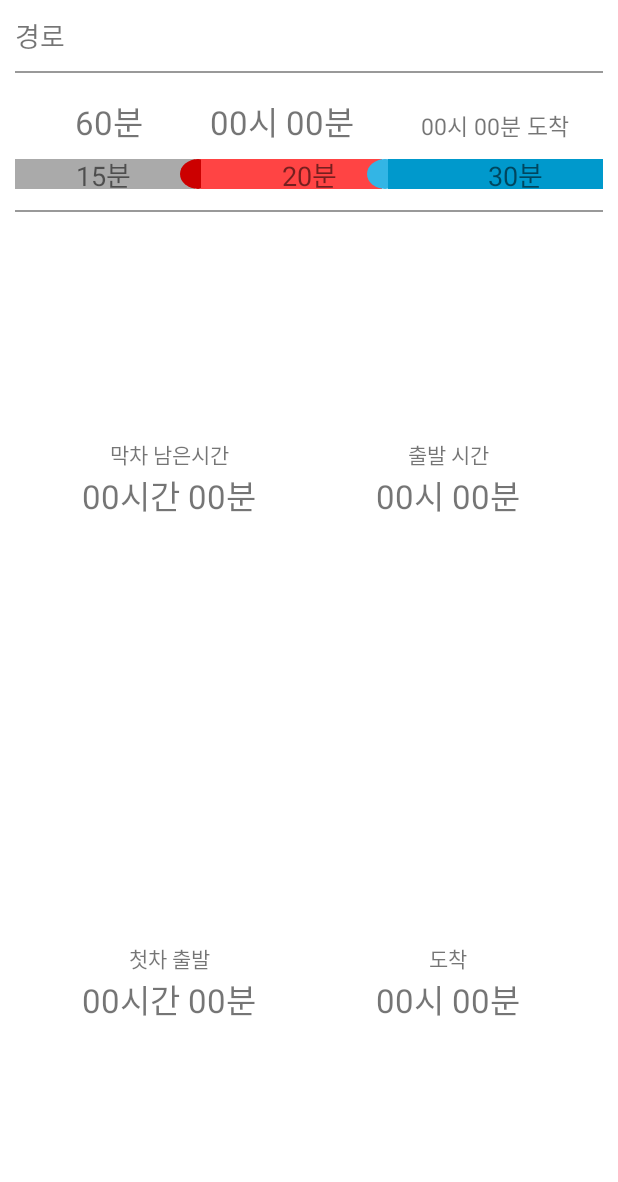
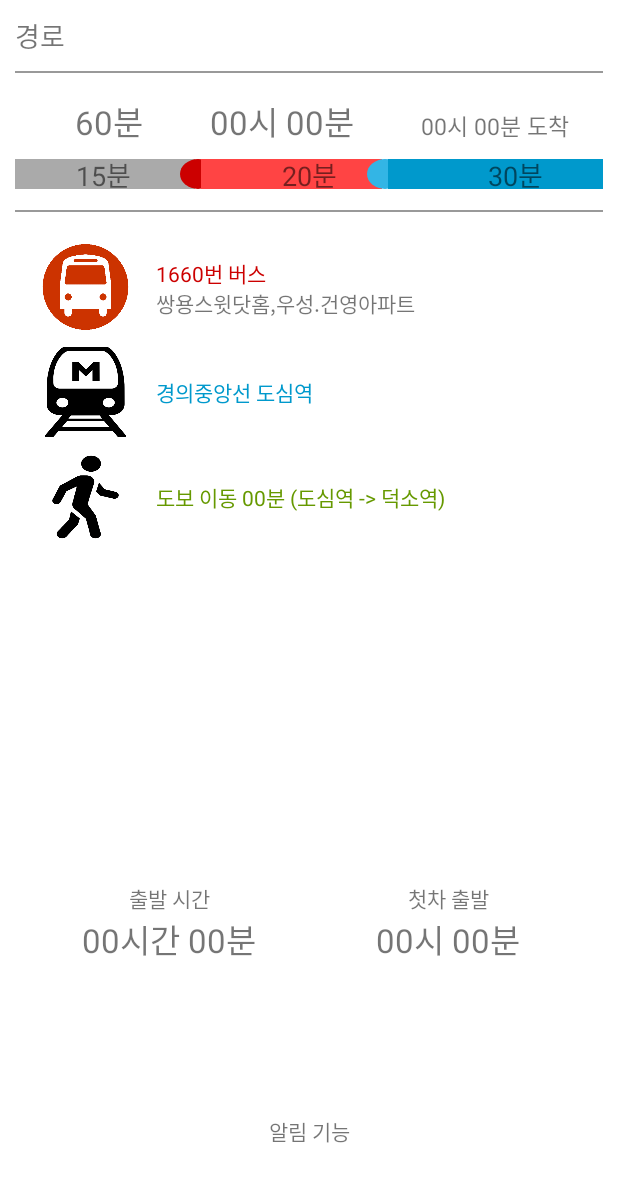
Before and after one commit to Y-Joo/Makcha, an Android app: the layout activity_detailed_inform.xml on its own in the app's theme, with its tools: preview values and no code run, on a phone screen of 412 x 824 dp. Shown: the top 1182 px of the screen. Run offline under Robolectric (Android 15) with nearby library versions, the phone set to English and light mode, and no system bars.

Commit message:
add detailedInform page

```diff
--- a/app/src/main/AndroidManifest.xml
+++ b/app/src/main/AndroidManifest.xml
@@ -9,6 +9,9 @@
         android:roundIcon="@mipmap/ic_launcher_round"
         android:supportsRtl="true"
         android:theme="@style/Theme.Makcha">
+        <activity
+            android:name=".DetailedInform"
+            android:exported="false" />
         <activity
             android:name=".CalculationActivity"
             android:exported="false" />
--- a/app/src/main/java/com/example/makcha/DetailedInform.java
+++ b/app/src/main/java/com/example/makcha/DetailedInform.java
@@ -1,4 +1,14 @@
 package com.example.makcha;
 
-public class DetailedInform {
+import androidx.appcompat.app.AppCompatActivity;
+
+import android.os.Bundle;
+
+public class DetailedInform extends AppCompatActivity {
+
+    @Override
+    protected void onCreate(Bundle savedInstanceState) {
+        super.onCreate(savedInstanceState);
+        setContentView(R.layout.activity_detailed_inform);
+    }
 }
--- /dev/null
+++ b/app/src/main/res/drawable-v24/quit.xml
@@ -0,0 +1,9 @@
+<?xml version="1.0" encoding="utf-8"?>
+<selector xmlns:android="http://schemas.android.com/apk/res/android">
+    <item>
+        <shape android:shape="oval">
+            <stroke android:width="20dp"
+                android:color="@color/black"/>
+        </shape>
+    </item>
+</selector>
--- /dev/null
+++ b/app/src/main/res/drawable/refactor_bus_image.xml
@@ -0,0 +1,6 @@
+<?xml version="1.0" encoding="utf-8"?>
+<selector xmlns:android="http://schemas.android.com/apk/res/android">
+    <item android:drawable="@drawable/bus_image"
+        android:background="@android:color/transparent">
+    </item>
+</selector>
--- a/app/src/main/res/layout/activity_detailedinform.xml
+++ b/app/src/main/res/layout/activity_detailed_inform.xml
@@ -1,5 +1,6 @@
 <?xml version="1.0" encoding="utf-8"?>
 <LinearLayout xmlns:android="http://schemas.android.com/apk/res/android"
+    xmlns:app="http://schemas.android.com/apk/res-auto"
     xmlns:tools="http://schemas.android.com/tools"
     android:layout_width="match_parent"
     android:layout_height="match_parent"
@@ -55,8 +56,8 @@
         </LinearLayout>
 
         <FrameLayout
-            android:layout_width="fill_parent"
-            android:layout_height="fill_parent">
+            android:layout_width="match_parent"
+            android:layout_height="match_parent">
             <LinearLayout
                 android:layout_width="match_parent"
                 android:layout_height="wrap_content"
@@ -130,52 +131,97 @@
         android:layout_height="1dp"
         android:layout_margin="10dp"
         android:background="#999999"/>
-
     <LinearLayout
         android:layout_width="match_parent"
         android:layout_height="0dp"
+        android:layout_weight="4"
+        android:orientation="vertical">
+        <LinearLayout
+            android:layout_width="match_parent"
+            android:layout_height="wrap_content"
+            android:orientation="horizontal"
+            android:layout_marginLeft="20dp"
+            android:layout_marginRight="20dp"
+            android:layout_marginTop="10dp">
+            <ImageView
+                android:layout_width="0dp"
+                android:layout_height="60dp"
                 android:layout_weight="1"
-        android:orientation="horizontal"
-        android:layout_margin="20dp">
+                android:src="@drawable/bus_image_removebg"></ImageView>
             <LinearLayout
                 android:layout_width="0dp"
-            android:layout_height="match_parent"
-            android:layout_weight="1"
+                android:layout_height="60dp"
+                android:layout_weight="4"
                 android:orientation="vertical"
-            android:gravity="center_vertical"
-            android:layout_margin="20dp">
+                android:padding="10dp">
                 <TextView
                     android:layout_width="match_parent"
-                android:layout_height="wrap_content"
-                android:text="막차 남은시간"
-                android:textAlignment="center"></TextView>
+                    android:layout_height="30dp"
+                    android:layout_weight="5"
+                    android:text="1660번 버스"
+                    android:gravity="center_vertical"
+                    android:textColor="@color/red"></TextView>
                 <TextView
                     android:layout_width="match_parent"
-                android:layout_height="wrap_content"
-                android:textSize="10pt"
-                android:text="00시간 00분"
-                android:textAlignment="center"></TextView>
-
+                    android:layout_height="30dp"
+                    android:layout_weight="5"
+                    android:text="쌍용스윗닷홈,우성.건영아파트"
+                    android:gravity="top"></TextView>
+            </LinearLayout>
         </LinearLayout>
         <LinearLayout
+            android:layout_width="match_parent"
+            android:layout_height="wrap_content"
+            android:orientation="horizontal"
+            android:layout_marginLeft="20dp"
+            android:layout_marginRight="20dp"
+            android:layout_marginTop="10dp">
+            <ImageView
                 android:layout_width="0dp"
-            android:layout_height="match_parent"
+                android:layout_height="60dp"
                 android:layout_weight="1"
+                android:background="@drawable/subway_image"></ImageView>
+            <LinearLayout
+                android:layout_width="0dp"
+                android:layout_height="60dp"
+                android:layout_weight="4"
                 android:orientation="vertical"
-            android:gravity="center_vertical"
-            android:layout_margin="20dp">
+                android:padding="10dp">
                 <TextView
                     android:layout_width="match_parent"
+                    android:layout_height="30dp"
+                    android:layout_weight="5"
+                    android:text="경의중앙선 도심역"
+                    android:gravity="center_vertical"
+                    android:textColor="@android:color/holo_blue_dark"></TextView>
+            </LinearLayout>
+        </LinearLayout>
+        <LinearLayout
+            android:layout_width="match_parent"
             android:layout_height="wrap_content"
-                android:text="출발 시간"
-                android:textAlignment="center"></TextView>
+            android:orientation="horizontal"
+            android:layout_marginLeft="20dp"
+            android:layout_marginRight="20dp"
+            android:layout_marginTop="10dp">
+            <ImageView
+                android:layout_width="0dp"
+                android:layout_height="60dp"
+                android:layout_weight="1"
+                android:background="@drawable/pave_removebg"></ImageView>
+            <LinearLayout
+                android:layout_width="0dp"
+                android:layout_height="60dp"
+                android:layout_weight="4"
+                android:orientation="vertical"
+                android:padding="10dp">
                 <TextView
                     android:layout_width="match_parent"
-                android:layout_height="wrap_content"
-                android:text="00시 00분"
-                android:textSize="10pt"
-                android:textAlignment="center"></TextView>
-
+                    android:layout_height="30dp"
+                    android:layout_weight="5"
+                    android:text="도보 이동 00분 (도심역 -> 덕소역)"
+                    android:gravity="center_vertical"
+                    android:textColor="@android:color/holo_green_dark"></TextView>
+            </LinearLayout>
         </LinearLayout>
     </LinearLayout>
 
@@ -192,17 +238,17 @@
             android:layout_weight="1"
             android:orientation="vertical"
             android:gravity="center_vertical"
-            android:layout_margin="20dp">
+            android:layout_margin="10dp">
             <TextView
                 android:layout_width="match_parent"
                 android:layout_height="wrap_content"
-                android:text="첫차 출발"
+                android:text="출발 시간"
                 android:textAlignment="center"></TextView>
             <TextView
                 android:layout_width="match_parent"
                 android:layout_height="wrap_content"
+                android:textSize="10pt"
                 android:text="00시간 00분"
-                android:textSize="10pt"
                 android:textAlignment="center"></TextView>
 
         </LinearLayout>
@@ -212,11 +258,11 @@
             android:layout_weight="1"
             android:orientation="vertical"
             android:gravity="center_vertical"
-            android:layout_margin="20dp">
+            android:layout_margin="10dp">
             <TextView
                 android:layout_width="match_parent"
                 android:layout_height="wrap_content"
-                android:text="도착"
+                android:text="첫차 출발"
                 android:textAlignment="center"></TextView>
             <TextView
                 android:layout_width="match_parent"
@@ -226,5 +272,29 @@
                 android:textAlignment="center"></TextView>
 
         </LinearLayout>
+
+    </LinearLayout>
+    <LinearLayout
+        android:layout_width="match_parent"
+        android:layout_height="0dp"
+        android:layout_weight="1"
+        android:orientation="horizontal"
+        android:layout_margin="20dp">
+        <LinearLayout
+            android:layout_width="0dp"
+            android:layout_height="match_parent"
+            android:layout_weight="1"
+            android:orientation="vertical"
+            android:gravity="center_vertical"
+            android:layout_margin="10dp">
+            <TextView
+                android:layout_width="match_parent"
+                android:layout_height="wrap_content"
+                android:text="알림 기능"
+                android:textAlignment="center"></TextView>
+
         </LinearLayout>
     </LinearLayout>
+
+
+</LinearLayout>
--- a/app/src/main/res/values/colors.xml
+++ b/app/src/main/res/values/colors.xml
@@ -7,4 +7,6 @@
     <color name="teal_700">#FF018786</color>
     <color name="black">#FF000000</color>
     <color name="white">#FFFFFFFF</color>
+    <color name="red">#FFCC0000</color>
+    <color name="blue">#FF0000CC</color>
 </resources>
```
Also changed, not shown: app/src/main/res/drawable-v24/bus_image.png (added), app/src/main/res/drawable-v24/bus_image_removebg.png (added), app/src/main/res/drawable-v24/pave.png (added), app/src/main/res/drawable-v24/pave_removebg.png (added), app/src/main/res/drawable-v24/subway_image.png (added). Lines whose indentation alone changed are shown as unchanged.
